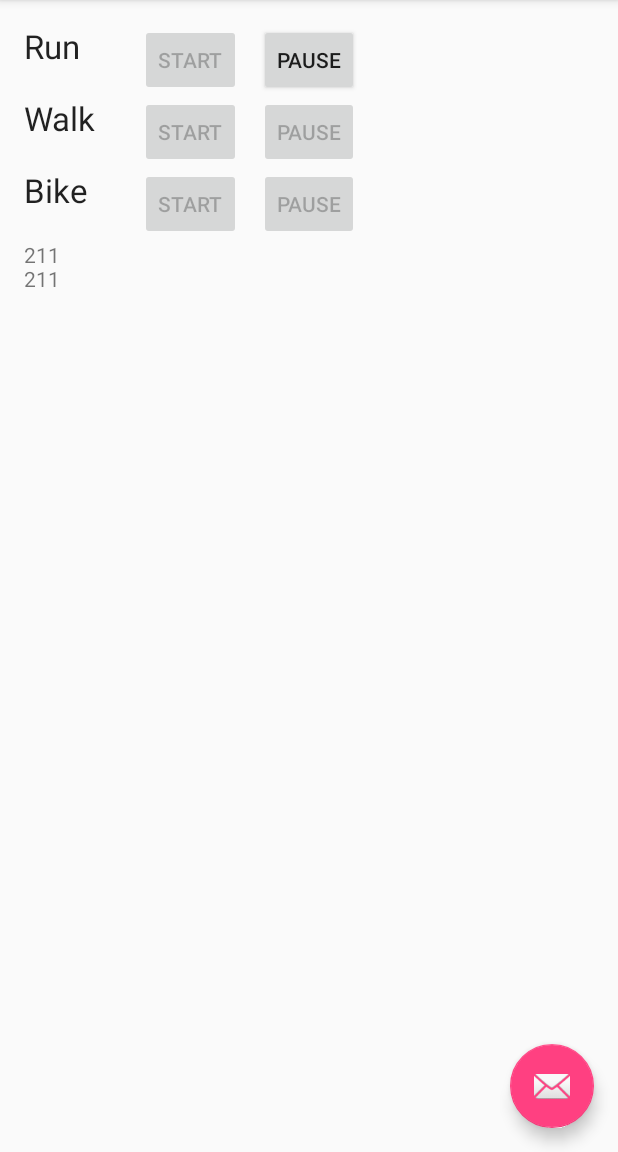
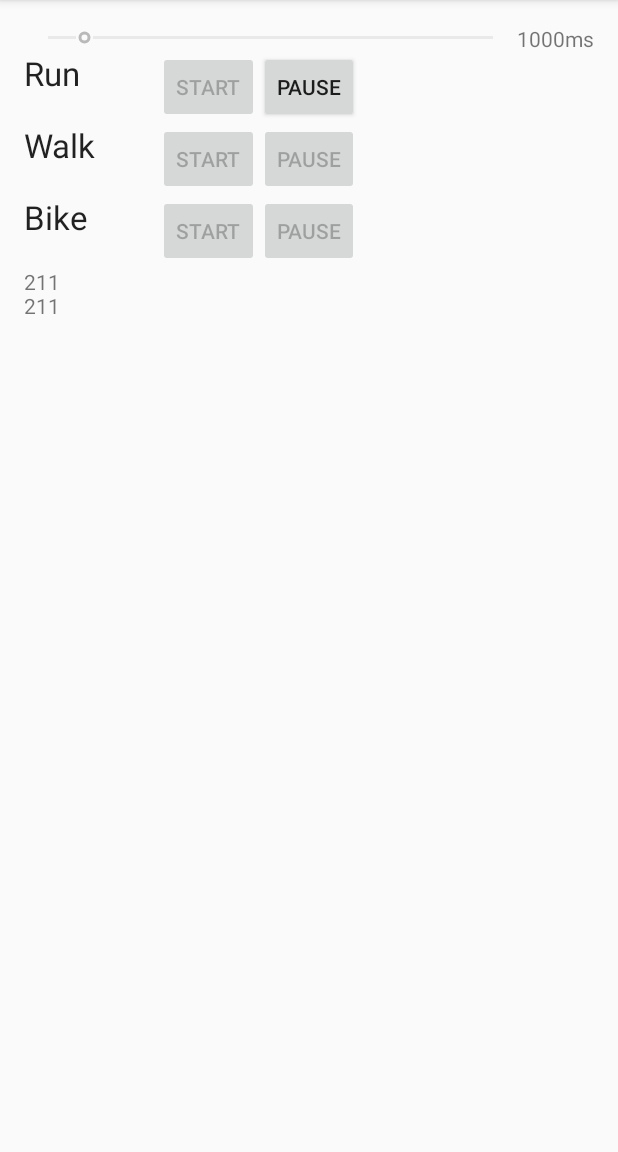
Before and after one commit to alexnedelcu/info634, an Android app: the screen it shows after launch (MainActivity), after a tap on "START", on a phone screen of 412 x 824 dp, the part 84-1236 px from its top. Run offline under Robolectric (Android 15) with nearby library versions, the phone set to English and light mode, and no system bars.

Commit message:
Seek bar added to control to time interval

```diff
--- a/app/src/main/java/info634/alexnedelcu/com/info634/MainActivity.java
+++ b/app/src/main/java/info634/alexnedelcu/com/info634/MainActivity.java
@@ -11,11 +11,13 @@ import android.view.View;
 import android.view.Menu;
 import android.view.MenuItem;
 import android.widget.Button;
+import android.widget.SeekBar;
 import android.widget.TextView;
 
 public class MainActivity extends AppCompatActivity {
 
     SensorRecorder sr;
+    int interval = 1000;
 
     @Override
     protected void onCreate(Bundle savedInstanceState) {
@@ -24,14 +26,14 @@ public class MainActivity extends AppCompatActivity {
         Toolbar toolbar = (Toolbar) findViewById(R.id.toolbar);
         setSupportActionBar(toolbar);
 
-        FloatingActionButton fab = (FloatingActionButton) findViewById(R.id.fab);
-        fab.setOnClickListener(new View.OnClickListener() {
-            @Override
-            public void onClick(View view) {
-                Snackbar.make(view, "Replace with your own action", Snackbar.LENGTH_LONG)
-                        .setAction("Action", null).show();
-            }
-        });
+//        FloatingActionButton fab = (FloatingActionButton) findViewById(R.id.fab);
+//        fab.setOnClickListener(new View.OnClickListener() {
+//            @Override
+//            public void onClick(View view) {
+//                Snackbar.make(view, "Replace with your own action", Snackbar.LENGTH_LONG)
+//                        .setAction("Action", null).show();
+//            }
+//        });
         Log.i("MainActivity", "initializing main");
         System.out.println("initializing main");
 
@@ -61,6 +63,8 @@ public class MainActivity extends AppCompatActivity {
         sr.recordWalkingMetrics();
 
         implementOnClickActions();
+
+        implementSeekBar();
     }
 
     @Override
@@ -92,12 +96,14 @@ public class MainActivity extends AppCompatActivity {
         final Button btnWalkStop = (Button) findViewById(R.id.btnPauseWalk);
         final Button btnBikeStart = (Button) findViewById(R.id.btnStartBike);
         final Button btnBikeStop = (Button) findViewById(R.id.btnPauseBike);
+        final SeekBar seekBarInterval = (SeekBar) findViewById(R.id.seekInterval);
+
 
 
         btnRunStart.setOnClickListener(new View.OnClickListener() {
             @Override
             public void onClick(View v) {
-                sr.startRunning();
+                sr.startRunning(interval);
                 btnRunStop.setEnabled(true);
 
                 btnRunStart.setEnabled(false);
@@ -105,6 +111,7 @@ public class MainActivity extends AppCompatActivity {
                 btnWalkStop.setEnabled(false);
                 btnBikeStart.setEnabled(false);
                 btnBikeStop.setEnabled(false);
+                seekBarInterval.setEnabled(false);
             }
         });
 
@@ -120,7 +127,35 @@ public class MainActivity extends AppCompatActivity {
                 btnWalkStop.setEnabled(false);
                 btnRunStop.setEnabled(false);
                 btnBikeStop.setEnabled(false);
+
+                seekBarInterval.setEnabled(true);
+
             }
         });
     }
+    public void implementSeekBar() {
+        final SeekBar seekBarInterval = (SeekBar) findViewById(R.id.seekInterval);
+        final TextView txtInterval = (TextView) findViewById(R.id.txtInterval);
+
+        seekBarInterval.setOnSeekBarChangeListener(new SeekBar.OnSeekBarChangeListener() {
+            @Override
+            public void onProgressChanged(SeekBar seekBar, int progress, boolean fromUser) {
+                txtInterval.setText((200 + progress*100) + "ms");
+                interval = (200 + progress*100);
+
+            }
+
+            @Override
+            public void onStartTrackingTouch(SeekBar seekBar) {
+
+            }
+
+            @Override
+            public void onStopTrackingTouch(SeekBar seekBar) {
+
+            }
+        });
+
+
+    }
 }
--- a/app/src/main/java/info634/alexnedelcu/com/info634/SensorRecorder.java
+++ b/app/src/main/java/info634/alexnedelcu/com/info634/SensorRecorder.java
@@ -79,7 +79,8 @@ public class SensorRecorder {
         }
     }
 
-    public void startRunning() {
+    public void startRunning(int interval) {
+        loopingInterval = interval;
         userActivity = UserActivity.RUNNING;
         for (int i=0; i<runningMetrics.size(); i++) {
             runningMetrics.get(i).resumeRecording();
--- a/app/src/main/res/layout/activity_main.xml
+++ b/app/src/main/res/layout/activity_main.xml
@@ -23,12 +23,4 @@
 
     <include layout="@layout/content_main" />
 
-    <android.support.design.widget.FloatingActionButton
-        android:id="@+id/fab"
-        android:layout_width="wrap_content"
-        android:layout_height="wrap_content"
-        android:layout_gravity="bottom|end"
-        android:layout_margin="@dimen/fab_margin"
-        android:src="@android:drawable/ic_dialog_email" />
-
 </android.support.design.widget.CoordinatorLayout>
--- a/app/src/main/res/layout/content_main.xml
+++ b/app/src/main/res/layout/content_main.xml
@@ -18,11 +18,9 @@
         android:layout_height="wrap_content"
         android:text="Start"
         android:id="@+id/btnStartRun"
-        android:layout_alignParentTop="true"
-        android:layout_toRightOf="@+id/textView"
-        android:layout_toEndOf="@+id/textView"
-        android:layout_marginLeft="40dp"
-        android:layout_marginStart="40dp" />
+        android:layout_below="@+id/seekInterval"
+        android:layout_toLeftOf="@+id/btnPauseRun"
+        android:layout_toStartOf="@+id/btnPauseRun" />
 
     <Button
         style="?android:attr/buttonStyleSmall"
@@ -30,7 +28,7 @@
         android:layout_height="wrap_content"
         android:text="Pause"
         android:id="@+id/btnPauseRun"
-        android:layout_alignParentTop="true"
+        android:layout_below="@+id/seekInterval"
         android:layout_alignLeft="@+id/btnPauseWalk"
         android:layout_alignStart="@+id/btnPauseWalk" />
 
@@ -40,10 +38,10 @@
         android:textAppearance="?android:attr/textAppearanceLarge"
         android:text="Run"
         android:id="@+id/textView"
-        android:layout_alignBottom="@+id/btnStartRun"
+        android:layout_alignTop="@+id/btnStartRun"
         android:layout_alignParentLeft="true"
         android:layout_alignParentStart="true"
-        android:layout_alignParentTop="true" />
+        android:layout_alignBottom="@+id/btnStartRun" />
 
     <TextView
         android:layout_width="wrap_content"
@@ -113,8 +111,30 @@
         android:layout_alignParentRight="true"
         android:layout_alignParentEnd="true"
         android:layout_alignParentBottom="true"
-        android:layout_below="@+id/btnStartBike"
         android:scrollbars = "vertical"
-        />
+        android:layout_below="@+id/btnStartBike" />
+
+    <SeekBar
+        android:layout_width="match_parent"
+        android:layout_height="wrap_content"
+        android:id="@+id/seekInterval"
+        android:layout_alignParentTop="true"
+        android:layout_alignParentLeft="true"
+        android:layout_alignParentStart="true"
+        android:max="98"
+        android:progress="8"
+        android:indeterminate="false"
+        android:layout_toLeftOf="@+id/txtInterval"
+        android:layout_toStartOf="@+id/txtInterval" />
+
+    <TextView
+        android:layout_width="wrap_content"
+        android:layout_height="wrap_content"
+        android:textAppearance="?android:attr/textAppearanceSmall"
+        android:text="1000ms"
+        android:id="@+id/txtInterval"
+        android:layout_alignParentTop="true"
+        android:layout_alignParentRight="true"
+        android:layout_alignParentEnd="true" />
 
 </RelativeLayout>
```
